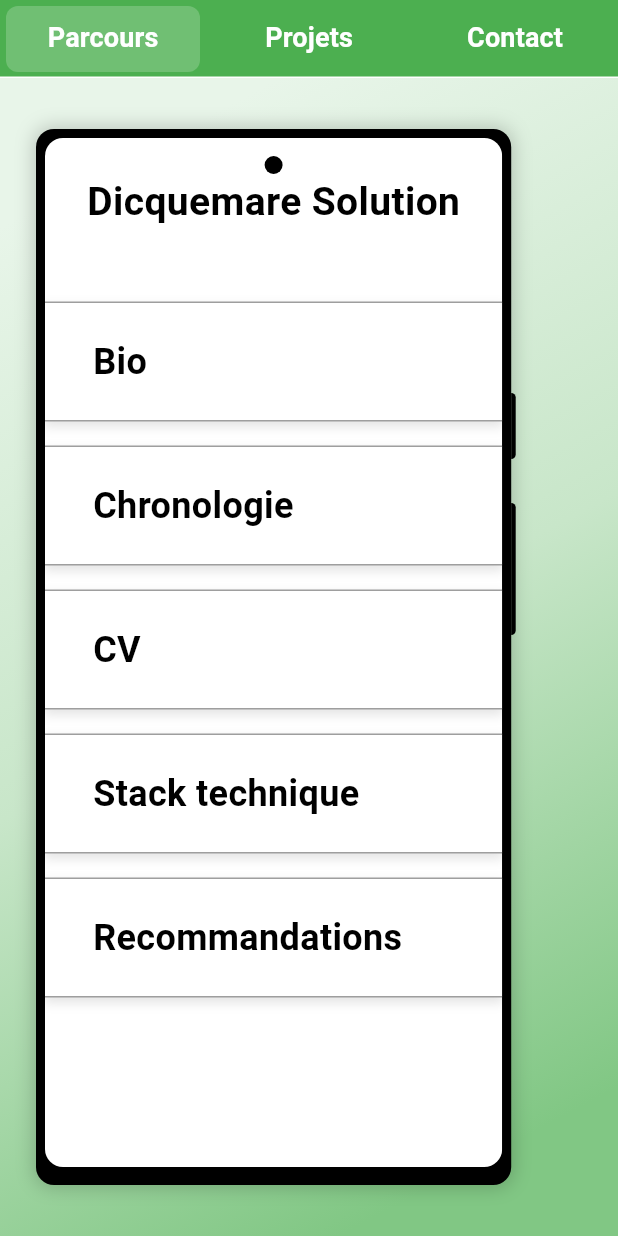
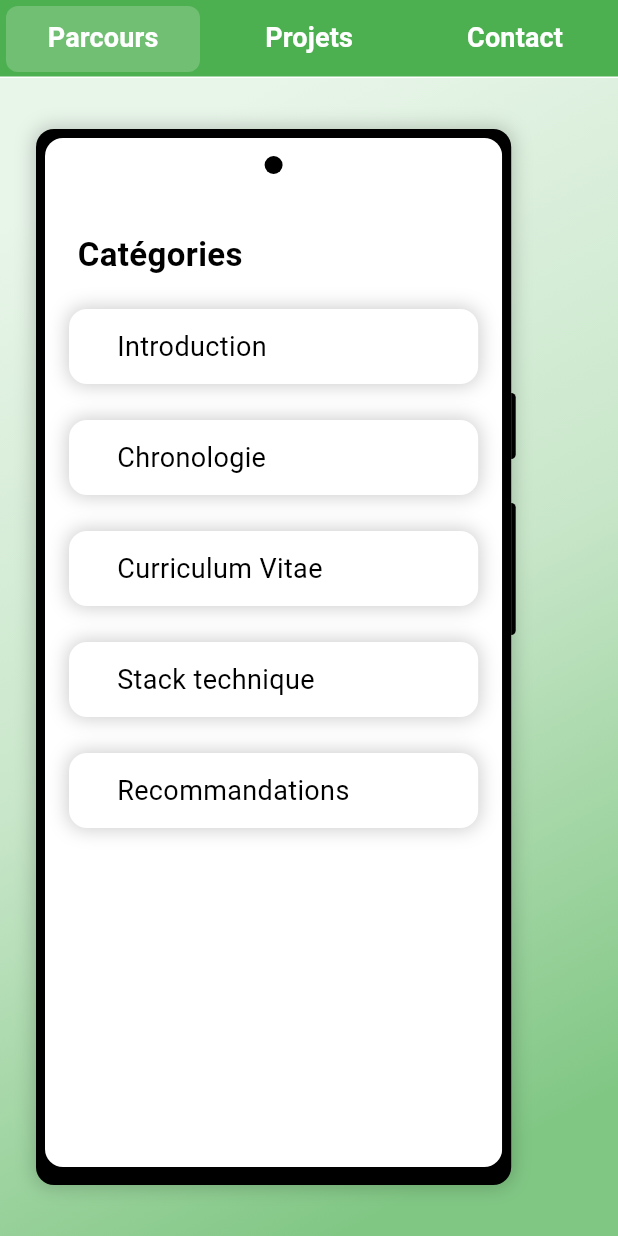
Before and after one commit to tiagodicquemare/portfolio, a Flutter app: the screen it shows after launch, on a phone screen of 412 x 824 dp. Run offline on Flutter 3.47's test engine with Material 3 defaults, Android fonts, the phone set to English and light mode, and no system bars; our stand-ins replace bloc, equatable, flutter_bloc, fluttertoast, get_it, injectable and 1 more; missing offline and left inert: dart:html, syncfusion_flutter_pdfviewer; generated files the repository leaves out were written again; Roboto replaces fonts that are missing (Nunito, ProximaNova).

Commit message:
fix spacing

```diff
--- a/lib/features/phone_container/presentation/widgets/professional_categories_widget.dart
+++ b/lib/features/phone_container/presentation/widgets/professional_categories_widget.dart
@@ -1,3 +1,4 @@
+import 'package:dicquemare_solution/core/ui/text_styles.dart';
 import 'package:dicquemare_solution/features/phone_container/presentation/bloc/phone_container_bloc.dart';
 import 'package:flutter/material.dart';
 import 'package:flutter_bloc/flutter_bloc.dart';
@@ -15,40 +16,77 @@ class ProfessionalCategoriesWidget extends StatefulWidget {
 class _ProfessionalCategoriesWidgetState
     extends State<ProfessionalCategoriesWidget> {
   final categories = [
-    'Bio',
+    'Introduction',
     'Chronologie',
-    'CV',
+    'Curriculum Vitae',
     'Stack technique',
     'Recommandations'
   ];
   @override
   Widget build(BuildContext context) {
-    return Column(
+    return Padding(
+      padding: const EdgeInsets.all(16),
+      child: Column(
+        crossAxisAlignment: CrossAxisAlignment.start,
         children: [
           const SizedBox(
+            height: 48,
+          ),
+          Text(" Catégories",
+              style: AppTextStyles.textXXLSemiBold(color: Colors.black)),
+          const SizedBox(
             height: 24,
-        ),
-        const Text("Dicquemare Solution",
-            style: TextStyle(
-              fontSize: 26,
-              fontWeight: FontWeight.bold,
-            )),
-        const SizedBox(
-          height: 48,
           ),
           ListView.separated(
             physics: ClampingScrollPhysics(),
             shrinkWrap: true,
             itemCount: categories.length,
             itemBuilder: ((context, index) {
-              return categoryWidget(categories[index], index);
+              return newCategoryWidget(categories[index], index);
             }),
             separatorBuilder: ((context, index) {
               return const SizedBox(
-                height: 16,
+                height: 24,
               );
-            })),
+            }),
+          ),
         ],
+      ),
+    );
+  }
+
+  Widget newCategoryWidget(String category, int index) {
+    return InkWell(
+      onTap: () {
+        BlocProvider.of<PhoneContainerBloc>(context)
+            .add(ShowProfessionalCategoriesEvent(category: index + 1));
+      },
+      child: Container(
+        height: 50,
+        decoration: BoxDecoration(
+          color: Colors.white,
+          borderRadius: BorderRadius.circular(12),
+          boxShadow: [
+            BoxShadow(
+              color: Colors.black.withOpacity(0.2),
+              spreadRadius: 1,
+              blurRadius: 10,
+              offset: const Offset(0, 0),
+            ),
+          ],
+        ),
+        child: Row(
+          children: [
+            const SizedBox(
+              width: 32,
+            ),
+            Text(
+              category,
+              style: AppTextStyles.textLRegular(color: Colors.black),
+            )
+          ],
+        ),
+      ),
     );
   }
 
```
Lines whose indentation alone changed are shown as unchanged.
